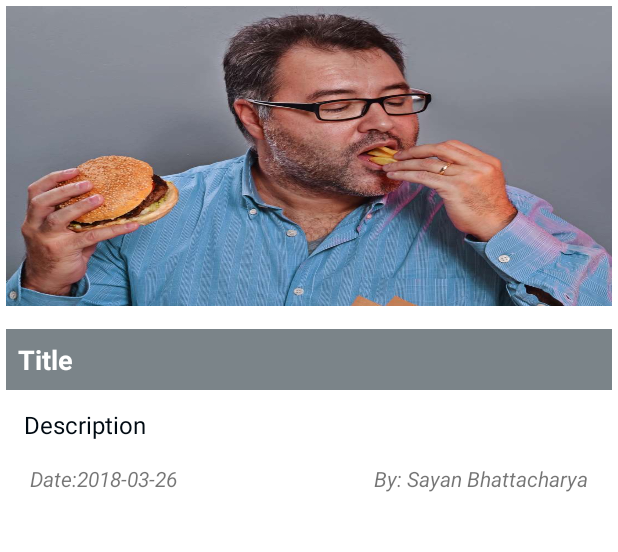
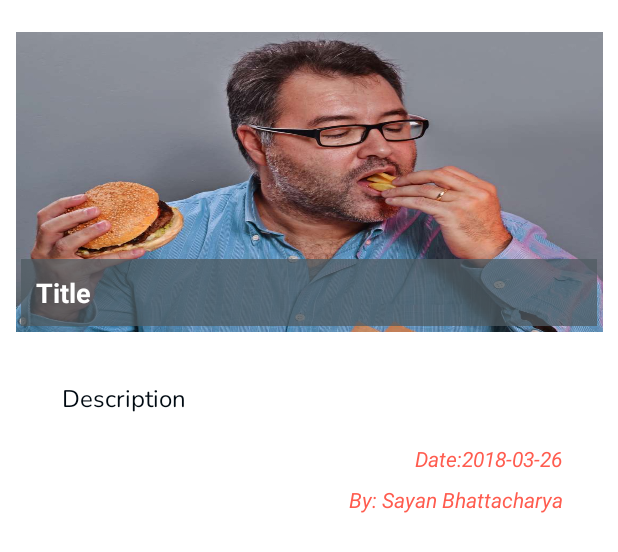
Before and after one commit to SayanBhat/HMS_ANDROID, an Android app: the layout healthnews_listrow.xml on its own in the app's theme, with its tools: preview values and no code run, on a phone screen of 412 x 824 dp. Shown: the top 552 px of the screen. Run offline under Robolectric (Android 15) with nearby library versions, the phone set to English and light mode, and no system bars; network calls fail; Roboto replaces fonts that are not available here.

Commit message:
Health news Commit

```diff
--- a/app/src/main/AndroidManifest.xml
+++ b/app/src/main/AndroidManifest.xml
@@ -1,6 +1,7 @@
 <?xml version="1.0" encoding="utf-8"?>
 <manifest xmlns:android="http://schemas.android.com/apk/res/android"
     package="project.sayan.hms">
+    <uses-permission android:name="android.permission.INTERNET"/>
 
     <application
         android:allowBackup="true"
--- a/app/src/main/java/project/sayan/hms/Activities/MainActivity.java
+++ b/app/src/main/java/project/sayan/hms/Activities/MainActivity.java
@@ -34,9 +34,9 @@ public class MainActivity extends AppCompatActivity
         NavigationView navigationView = (NavigationView) findViewById(R.id.nav_view);
         navigationView.setNavigationItemSelectedListener(this);
 
+        toolbar.setTitle("Home");
+        getSupportFragmentManager().beginTransaction().replace(R.id.container,new ViewPager_MainFragment()).commit();
 
-        getSupportFragmentManager().beginTransaction().replace(R.id.container,new ViewPager_MainFragment()).commit();
-        toolbar.setTitle("Home");
     }
 
     @Override
@@ -64,7 +64,7 @@ public class MainActivity extends AppCompatActivity
         }
         else if (id == R.id.nav_healthnews) {
             getSupportFragmentManager().beginTransaction().replace(R.id.container,new HealthNewsFragment()).commit();
-            toolbar.setTitle("Health Tips");
+            toolbar.setTitle("Health News");
         } else if (id == R.id.nav_logout) {
 
         }
--- /dev/null
+++ b/app/src/main/res/font/nunito.xml
@@ -0,0 +1,7 @@
+<?xml version="1.0" encoding="utf-8"?>
+<font-family xmlns:app="http://schemas.android.com/apk/res-auto"
+        app:fontProviderAuthority="com.google.android.gms.fonts"
+        app:fontProviderPackage="com.google.android.gms"
+        app:fontProviderQuery="Nunito"
+        app:fontProviderCerts="@array/com_google_android_gms_fonts_certs">
+</font-family>
--- a/app/src/main/res/layout/healthnews_listrow.xml
+++ b/app/src/main/res/layout/healthnews_listrow.xml
@@ -1,10 +1,4 @@
 <?xml version="1.0" encoding="utf-8"?>
-
-<android.support.constraint.ConstraintLayout xmlns:android="http://schemas.android.com/apk/res/android"
-    xmlns:app="http://schemas.android.com/apk/res-auto"
-    xmlns:tools="http://schemas.android.com/tools"
-    android:layout_width="match_parent"
-    android:layout_height="wrap_content">
 
 <android.support.constraint.ConstraintLayout xmlns:android="http://schemas.android.com/apk/res/android"
     xmlns:app="http://schemas.android.com/apk/res-auto"
@@ -12,8 +6,11 @@
     android:id="@+id/listrow_cnstrainLayout"
     android:layout_width="match_parent"
     android:layout_height="wrap_content"
-        android:layout_marginEnd="4dp"
-        android:layout_marginStart="4dp"
+    android:layout_marginBottom="260dp"
+    android:layout_marginEnd="8dp"
+    android:layout_marginStart="8dp"
+    android:layout_marginTop="8dp"
+    android:padding="2dp"
     app:layout_constraintBottom_toBottomOf="parent"
     app:layout_constraintEnd_toEndOf="parent"
     app:layout_constraintStart_toStartOf="parent"
@@ -24,58 +21,52 @@
         android:id="@+id/listrow_imageview"
         android:layout_width="wrap_content"
         android:layout_height="200dp"
-            android:layout_marginBottom="4dp"
-            android:layout_marginEnd="4dp"
-            android:layout_marginStart="4dp"
-            android:layout_marginTop="4dp"
+        android:layout_marginBottom="12dp"
+        android:layout_marginStart="1dp"
         android:scaleType="fitXY"
         android:src="@drawable/list_image"
-            app:layout_constraintBottom_toBottomOf="parent"
+        app:layout_constraintBottom_toTopOf="@+id/listrow_tvdescription"
         app:layout_constraintEnd_toEndOf="parent"
         app:layout_constraintStart_toStartOf="parent"
-            app:layout_constraintTop_toTopOf="parent"
-            app:layout_constraintVertical_bias="0.0" />
+        app:layout_constraintTop_toTopOf="parent" />
 
     <TextView
         android:id="@+id/listrow_tvtitle"
-            android:layout_width="match_parent"
+        android:layout_width="0dp"
         android:layout_height="wrap_content"
-            android:layout_marginBottom="360dp"
-            android:layout_marginTop="4dp"
+        android:layout_margin="4dp"
         android:background="#BF4F5B62"
         android:fontFamily="@font/baumans"
-            android:padding="8dp"
+        android:padding="10dp"
         android:textColor="@color/primaryTextColor"
         android:textSize="18sp"
         android:textStyle="bold"
         android:typeface="normal"
-            app:layout_constraintBottom_toBottomOf="parent"
+        app:layout_constraintBottom_toBottomOf="@+id/listrow_imageview"
         app:layout_constraintEnd_toEndOf="parent"
         app:layout_constraintHorizontal_bias="0.0"
         app:layout_constraintStart_toStartOf="parent"
-            app:layout_constraintTop_toBottomOf="@+id/listrow_imageview"
-            app:layout_constraintVertical_bias="0.45"
+        app:layout_constraintTop_toTopOf="parent"
+        app:layout_constraintVertical_bias="1.0"
         tools:text="Title" />
 
 
     <TextView
-            android:padding="4dp"
         android:id="@+id/listrow_tvdescription"
-            android:layout_width="0dp"
+        android:layout_width="351dp"
         android:layout_height="wrap_content"
-            android:layout_marginBottom="336dp"
-            android:layout_marginEnd="8dp"
-            android:layout_marginStart="8dp"
-            android:layout_marginTop="8dp"
+        android:layout_margin="8dp"
+        android:fontFamily="@font/nunito"
+        android:padding="10dp"
         android:text="Description"
         android:textColor="@color/secondaryDarkColor"
         android:textSize="16sp"
         app:layout_constraintBottom_toBottomOf="parent"
         app:layout_constraintEnd_toEndOf="parent"
-            app:layout_constraintHorizontal_bias="0.974"
+        app:layout_constraintHorizontal_bias="0.529"
         app:layout_constraintStart_toStartOf="parent"
         app:layout_constraintTop_toBottomOf="@+id/listrow_tvtitle"
-            app:layout_constraintVertical_bias="0.0" />
+        app:layout_constraintVertical_bias="0.26" />
 
     <TextView
         android:id="@+id/listrow_tvdate"
@@ -88,32 +79,30 @@
         android:fontFamily="@font/baumans"
         android:lineSpacingExtra="14sp"
         android:text="Date:2018-03-26"
+        android:textColor="@color/primaryLightColor"
         android:textStyle="italic"
         app:layout_constraintBottom_toBottomOf="parent"
         app:layout_constraintEnd_toEndOf="@+id/listrow_tvdescription"
-            app:layout_constraintHorizontal_bias="0.0"
+        app:layout_constraintHorizontal_bias="1.0"
         app:layout_constraintStart_toStartOf="@+id/listrow_tvdescription"
         app:layout_constraintTop_toBottomOf="@+id/listrow_tvdescription"
-            app:layout_constraintVertical_bias="0.01" />
+        app:layout_constraintVertical_bias="0.022" />
 
     <TextView
         android:id="@+id/listrow_tvauthor"
         android:layout_width="wrap_content"
-            android:layout_height="wrap_content"
+        android:layout_height="19dp"
         android:layout_marginBottom="8dp"
-            android:layout_marginEnd="8dp"
-            android:layout_marginStart="8dp"
         android:layout_marginTop="8dp"
         android:fontFamily="@font/baumans"
         android:text="By: Sayan Bhattacharya"
+        android:textColor="@color/primaryLightColor"
         android:textStyle="italic"
         app:layout_constraintBottom_toBottomOf="parent"
-            app:layout_constraintEnd_toEndOf="@+id/listrow_tvdescription"
-            app:layout_constraintHorizontal_bias="1.0"
-            app:layout_constraintStart_toEndOf="@+id/listrow_tvdate"
-            app:layout_constraintTop_toBottomOf="@+id/listrow_tvdescription"
-            app:layout_constraintVertical_bias="0.01" />
+        app:layout_constraintEnd_toEndOf="@+id/listrow_tvdate"
+        app:layout_constraintHorizontal_bias="0.99"
+        app:layout_constraintStart_toStartOf="@+id/listrow_tvdate"
+        app:layout_constraintTop_toBottomOf="@+id/listrow_tvdate"
+        app:layout_constraintVertical_bias="0.0" />
 
 </android.support.constraint.ConstraintLayout>
-
-</android.support.constraint.ConstraintLayout>
--- a/app/src/main/res/menu/activity_main_drawer.xml
+++ b/app/src/main/res/menu/activity_main_drawer.xml
@@ -15,7 +15,7 @@
         <item
             android:id="@+id/nav_healthnews"
             android:icon="@drawable/ic_menu_healthnews"
-            android:title="Health Tips" />
+            android:title="Health News" />
         <item
             android:id="@+id/nav_logout"
             android:icon="@drawable/logout"
--- a/app/src/main/res/values/preloaded_fonts.xml
+++ b/app/src/main/res/values/preloaded_fonts.xml
@@ -2,5 +2,6 @@
 <resources>
     <array name="preloaded_fonts" translatable="false">
         <item>@font/baumans</item>
+        <item>@font/nunito</item>
     </array>
 </resources>
```
Also changed, not shown: app/src/main/java/project/sayan/hms/Adapter/HealthNewsAdapter.java (+13 -2 lines), app/src/main/java/project/sayan/hms/mFragments/HealthNewsFragment.java (+11 -4 lines), app/src/main/java/project/sayan/hms/mServices/HealthNewsHttpService.java (+57 -10 lines), app/src/main/res/layout/healthnews_fragment_layout.xml (+6 -3 lines). Lines whose indentation alone changed are shown as unchanged.
